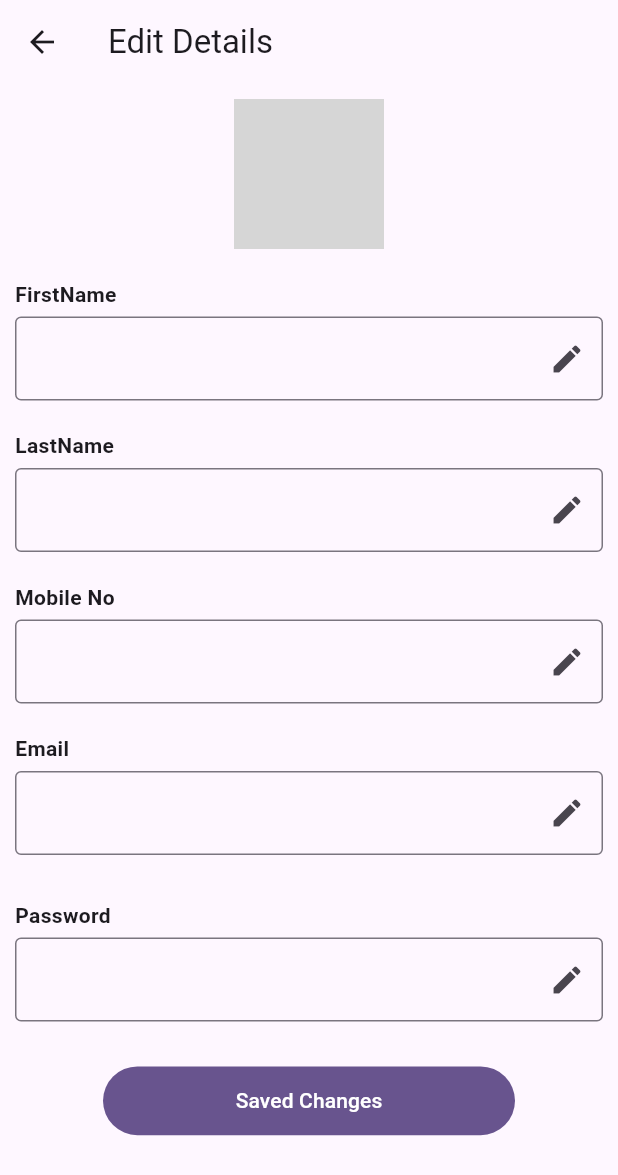
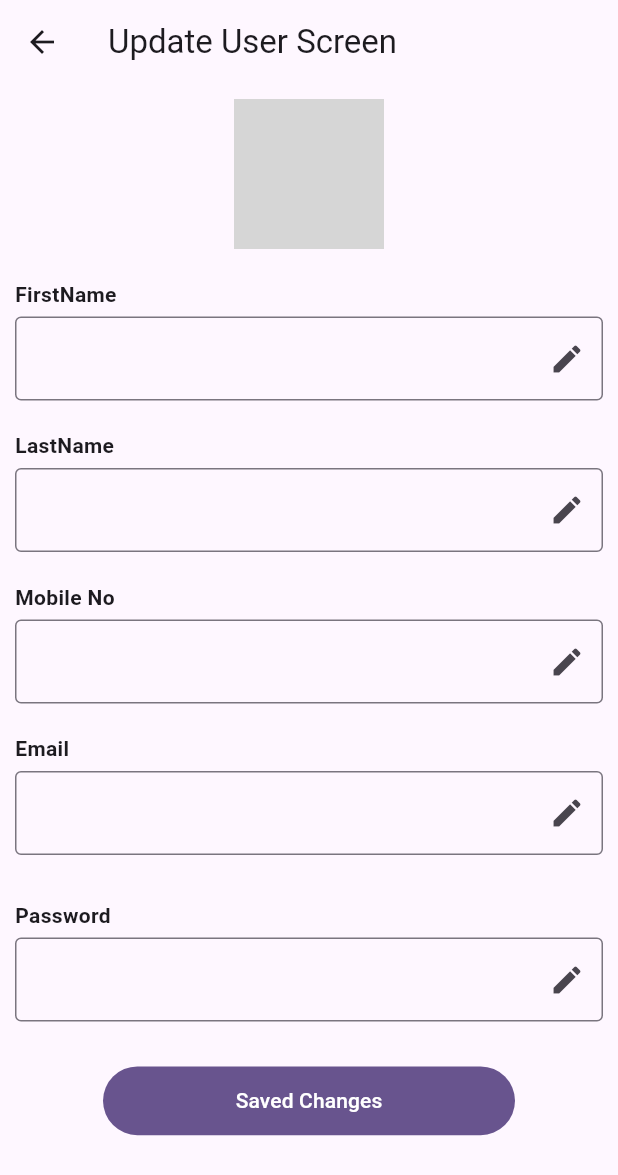
Before and after one commit to subrata731215/account_manage_task, a Flutter app: the UpdateUserScreen screen opened directly with empty values, on a phone screen of 412 x 824 dp. Shown: the top 1175 px of the screen. Run offline on Flutter 3.47's test engine with Material 3 defaults, Android fonts, the phone set to English and light mode, and no system bars; our stand-ins replace get, hive_flutter, image_picker; accounts and stored records are empty; network calls fail; grey boxes are pictures that could not be loaded.

Commit message:
feat  : create screen wise controller

```diff
--- a/lib/controller/controller.dart
+++ b/lib/controller/controller.dart
@@ -4,7 +4,7 @@ import 'package:get/get.dart';
 import 'package:image_picker/image_picker.dart';
 import '../hive_services/hive_services.dart';
 import '../model/user_hive_model.dart';
-import '../screens/user_list_screen.dart';
+import '../screens/user_list_screen/user_list_screen.dart';
 
 var formKey = GlobalKey<FormState>();
 
--- a/lib/main.dart
+++ b/lib/main.dart
@@ -1,4 +1,4 @@
-import 'package:account_management_task/screens/user_list_screen.dart';
+import 'package:account_management_task/screens/user_list_screen/user_list_screen.dart';
 import 'package:flutter/material.dart';
 import 'package:get/get_navigation/src/root/get_material_app.dart';
 import 'package:hive_flutter/adapters.dart';
--- /dev/null
+++ b/lib/screens/update_user_screen/controller/update_user_screen_controller.dart
@@ -0,0 +1,5 @@
+import 'package:get/get.dart';
+
+class UpdateUserScreenController extends GetxController{
+
+}
--- a/lib/screens/update_user_screen.dart
+++ b/lib/screens/update_user_screen/update_user_screen.dart
@@ -1,10 +1,10 @@
 import 'package:flutter/material.dart';
 import 'package:get/get.dart';
-import '../controller/controller.dart';
-import '../model/user_hive_model.dart';
-import '../reusable_widgets/app_filled_button.dart';
-import '../reusable_widgets/profile_details.dart';
-import '../reusable_widgets/profile_photo_widget.dart';
+import '../../controller/controller.dart';
+import '../../model/user_hive_model.dart';
+import '../../reusable_widgets/app_filled_button.dart';
+import '../../reusable_widgets/profile_details.dart';
+import '../../reusable_widgets/profile_photo_widget.dart';
 
 class UpdateUserScreen extends StatelessWidget {
   const UpdateUserScreen({
@@ -39,7 +39,7 @@ class UpdateUserScreen extends StatelessWidget {
     return Scaffold(
       resizeToAvoidBottomInset: false,
       appBar: AppBar(
-        title: const Text('Edit Details'),
+        title: const Text('Update User Screen'),
       ),
       body: Padding(
         padding: const EdgeInsets.all(10.0),
--- /dev/null
+++ b/lib/screens/user_list_screen/controller/user_list_screen_controller.dart
@@ -0,0 +1,3 @@
+import 'package:get/get.dart';
+
+class UserListScreenController extends GetxController {}
```
Also changed, not shown: lib/screens/register_user_screen/controller/register_user_screen_controller.dart (added, +9 -0 lines), lib/screens/register_user_screen/register_user_screen.dart (renamed from lib/screens/register_user_screen.dart, +4 -4 lines), lib/screens/user_list_screen/user_list_screen.dart (renamed from lib/screens/user_list_screen.dart, +10 -7 lines).
